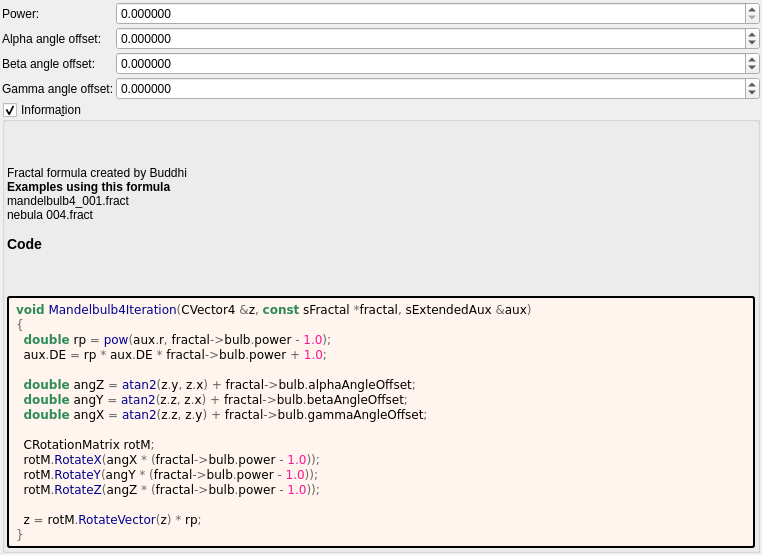
First picture: the form in mandelbulber2/formula/ui/mandelbulb4.ui, repository irinox-ctrl/mandelbulber2, before the edit.
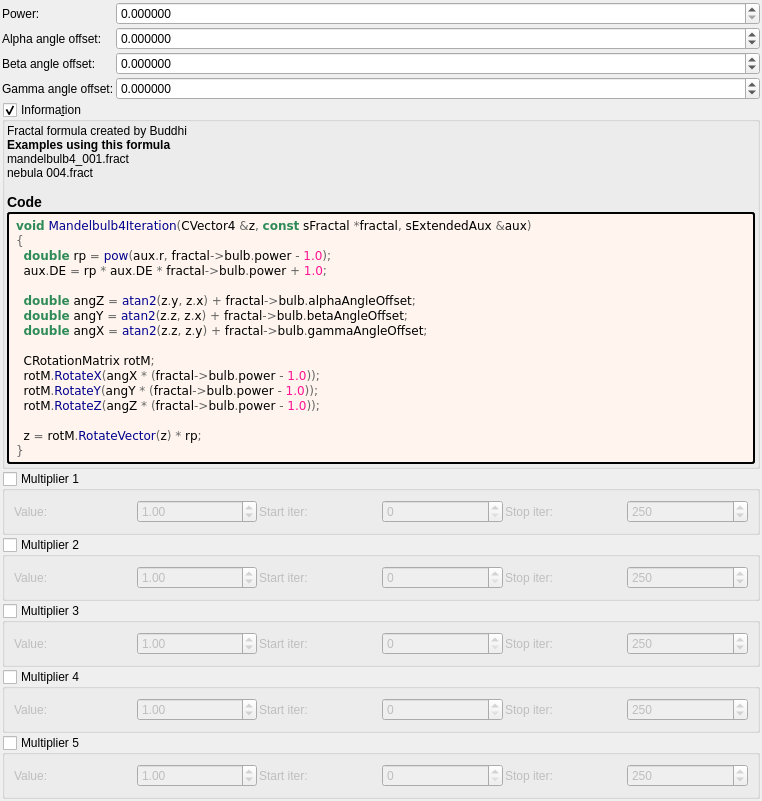
Second picture: the form after the edit. Custom widgets are drawn as their Qt base class.

Commit message:
feat: add 5 general-purpose multipliers to all 1007 fractal formulas
Each multiplier has:
- Checkbox (OFF by default)
- Value spinbox (default 1.0, range -100 to 100)
- Iteration start/stop range

Logic: z *= value; DE *= |value|;

Uses existing transformCommon parameters:
- Checkboxes: functionEnabledBx/By/Bz/Bw/CzFalse
- Values: scale4/5/6/8/16
- Ranges: startIterationsB-F/stopIterationsB-F

Modified 1007 .cpp (CPU), 1006 .cl (GPU), 1023 .ui files.
Both source (formula/) and deploy (deploy/share/) copies updated.

```diff
--- a/mandelbulber2/formula/ui/mandelbulb4.ui
+++ b/mandelbulber2/formula/ui/mandelbulb4.ui
@@ -261,6 +261,192 @@
      </layout>
     </widget>
    </item>
+   <item>
+    <widget class="MyGroupBox" name="groupCheck_transf_function_enabledBx_false">
+     <property name="title"><string>Multiplier 1</string></property>
+     <property name="checkable"><bool>true</bool></property>
+     <property name="checked"><bool>false</bool></property>
+     <layout class="QGridLayout" name="gridLayout_mult1">
+      <property name="spacing"><number>2</number></property>
+      <item row="0" column="0">
+       <widget class="QLabel"><property name="text"><string>Value:</string></property></widget>
+      </item>
+      <item row="0" column="1">
+       <widget class="MyDoubleSpinBox" name="spinbox_transf_scale_4">
+        <property name="minimum"><double>-100.0</double></property><property name="maximum"><double>100.0</double></property>
+        <property name="singleStep"><double>0.01</double></property><property name="value"><double>1.0</double></property>
+       </widget>
+      </item>
+      <item row="0" column="2">
+       <widget class="QLabel"><property name="text"><string>Start iter:</string></property></widget>
+      </item>
+      <item row="0" column="3">
+       <widget class="MySpinBox" name="spinboxInt_transf_start_iterations_B">
+        <property name="minimum"><number>0</number></property><property name="maximum"><number>10000</number></property>
+        <property name="value"><number>0</number></property>
+       </widget>
+      </item>
+      <item row="0" column="4">
+       <widget class="QLabel"><property name="text"><string>Stop iter:</string></property></widget>
+      </item>
+      <item row="0" column="5">
+       <widget class="MySpinBox" name="spinboxInt_transf_stop_iterations_B">
+        <property name="minimum"><number>0</number></property><property name="maximum"><number>10000</number></property>
+        <property name="value"><number>250</number></property>
+       </widget>
+      </item>
+     </layout>
+    </widget>
+   </item>
+   <item>
+    <widget class="MyGroupBox" name="groupCheck_transf_function_enabledBy_false">
+     <property name="title"><string>Multiplier 2</string></property>
+     <property name="checkable"><bool>true</bool></property>
+     <property name="checked"><bool>false</bool></property>
+     <layout class="QGridLayout" name="gridLayout_mult2">
+      <property name="spacing"><number>2</number></property>
+      <item row="0" column="0">
+       <widget class="QLabel"><property name="text"><string>Value:</string></property></widget>
+      </item>
+      <item row="0" column="1">
+       <widget class="MyDoubleSpinBox" name="spinbox_transf_scale_5">
+        <property name="minimum"><double>-100.0</double></property><property name="maximum"><double>100.0</double></property>
+        <property name="singleStep"><double>0.01</double></property><property name="value"><double>1.0</double></property>
+       </widget>
+      </item>
+      <item row="0" column="2">
+       <widget class="QLabel"><property name="text"><string>Start iter:</string></property></widget>
+      </item>
+      <item row="0" column="3">
+       <widget class="MySpinBox" name="spinboxInt_transf_start_iterations_C">
+        <property name="minimum"><number>0</number></property><property name="maximum"><number>10000</number></property>
+        <property name="value"><number>0</number></property>
+       </widget>
+      </item>
+      <item row="0" column="4">
+       <widget class="QLabel"><property name="text"><string>Stop iter:</string></property></widget>
+      </item>
+      <item row="0" column="5">
+       <widget class="MySpinBox" name="spinboxInt_transf_stop_iterations_C">
+        <property name="minimum"><number>0</number></property><property name="maximum"><number>10000</number></property>
+        <property name="value"><number>250</number></property>
+       </widget>
+      </item>
+     </layout>
+    </widget>
+   </item>
+   <item>
+    <widget class="MyGroupBox" name="groupCheck_transf_function_enabledBz_false">
+     <property name="title"><string>Multiplier 3</string></property>
+     <property name="checkable"><bool>true</bool></property>
+     <property name="checked"><bool>false</bool></property>
+     <layout class="QGridLayout" name="gridLayout_mult3">
+      <property name="spacing"><number>2</number></property>
+      <item row="0" column="0">
+       <widget class="QLabel"><property name="text"><string>Value:</string></property></widget>
+      </item>
+      <item row="0" column="1">
+       <widget class="MyDoubleSpinBox" name="spinbox_transf_scale_6">
+        <property name="minimum"><double>-100.0</double></property><property name="maximum"><double>100.0</double></property>
+        <property name="singleStep"><double>0.01</double></property><property name="value"><double>1.0</double></property>
+       </widget>
+      </item>
+      <item row="0" column="2">
+       <widget class="QLabel"><property name="text"><string>Start iter:</string></property></widget>
+      </item>
+      <item row="0" column="3">
+       <widget class="MySpinBox" name="spinboxInt_transf_start_iterations_D">
+        <property name="minimum"><number>0</number></property><property name="maximum"><number>10000</number></property>
+        <property name="value"><number>0</number></property>
+       </widget>
+      </item>
+      <item row="0" column="4">
+       <widget class="QLabel"><property name="text"><string>Stop iter:</string></property></widget>
+      </item>
+      <item row="0" column="5">
+       <widget class="MySpinBox" name="spinboxInt_transf_stop_iterations_D">
+        <property name="minimum"><number>0</number></property><property name="maximum"><number>10000</number></property>
+        <property name="value"><number>250</number></property>
+       </widget>
+      </item>
+     </layout>
+    </widget>
+   </item>
+   <item>
+    <widget class="MyGroupBox" name="groupCheck_transf_function_enabledBw_false">
+     <property name="title"><string>Multiplier 4</string></property>
+     <property name="checkable"><bool>true</bool></property>
+     <property name="checked"><bool>false</bool></property>
+     <layout class="QGridLayout" name="gridLayout_mult4">
+      <property name="spacing"><number>2</number></property>
+      <item row="0" column="0">
+       <widget class="QLabel"><property name="text"><string>Value:</string></property></widget>
+      </item>
+      <item row="0" column="1">
+       <widget class="MyDoubleSpinBox" name="spinbox_transf_scale_8">
+        <property name="minimum"><double>-100.0</double></property><property name="maximum"><double>100.0</double></property>
+        <property name="singleStep"><double>0.01</double></property><property name="value"><double>1.0</double></property>
+       </widget>
+      </item>
+      <item row="0" column="2">
+       <widget class="QLabel"><property name="text"><string>Start iter:</string></property></widget>
+      </item>
+      <item row="0" column="3">
+       <widget class="MySpinBox" name="spinboxInt_transf_start_iterations_E">
+        <property name="minimum"><number>0</number></property><property name="maximum"><number>10000</number></property>
+        <property name="value"><number>0</number></property>
+       </widget>
+      </item>
+      <item row="0" column="4">
+       <widget class="QLabel"><property name="text"><string>Stop iter:</string></property></widget>
+      </item>
+      <item row="0" column="5">
+       <widget class="MySpinBox" name="spinboxInt_transf_stop_iterations_E">
+        <property name="minimum"><number>0</number></property><property name="maximum"><number>10000</number></property>
+        <property name="value"><number>250</number></property>
+       </widget>
+      </item>
+     </layout>
+    </widget>
+   </item>
+   <item>
+    <widget class="MyGroupBox" name="groupCheck_transf_function_enabledCz_false">
+     <property name="title"><string>Multiplier 5</string></property>
+     <property name="checkable"><bool>true</bool></property>
+     <property name="checked"><bool>false</bool></property>
+     <layout class="QGridLayout" name="gridLayout_mult5">
+      <property name="spacing"><number>2</number></property>
+      <item row="0" column="0">
+       <widget class="QLabel"><property name="text"><string>Value:</string></property></widget>
+      </item>
+      <item row="0" column="1">
+       <widget class="MyDoubleSpinBox" name="spinbox_transf_scale_16">
+        <property name="minimum"><double>-100.0</double></property><property name="maximum"><double>100.0</double></property>
+        <property name="singleStep"><double>0.01</double></property><property name="value"><double>1.0</double></property>
+       </widget>
+      </item>
+      <item row="0" column="2">
+       <widget class="QLabel"><property name="text"><string>Start iter:</string></property></widget>
+      </item>
+      <item row="0" column="3">
+       <widget class="MySpinBox" name="spinboxInt_transf_start_iterations_F">
+        <property name="minimum"><number>0</number></property><property name="maximum"><number>10000</number></property>
+        <property name="value"><number>0</number></property>
+       </widget>
+      </item>
+      <item row="0" column="4">
+       <widget class="QLabel"><property name="text"><string>Stop iter:</string></property></widget>
+      </item>
+      <item row="0" column="5">
+       <widget class="MySpinBox" name="spinboxInt_transf_stop_iterations_F">
+        <property name="minimum"><number>0</number></property><property name="maximum"><number>10000</number></property>
+        <property name="value"><number>250</number></property>
+       </widget>
+      </item>
+     </layout>
+    </widget>
+   </item>
+
   </layout>
  </widget>
  <customwidgets>
@@ -275,6 +461,11 @@
    <header>my_group_box.h</header>
    <container>1</container>
   </customwidget>
+   <customwidget>
+   <class>MySpinBox</class>
+   <extends>QSpinBox</extends>
+   <header>my_spin_box.h</header>
+  </customwidget>
  </customwidgets>
  <tabstops>
   <tabstop>spinbox_power</tabstop>
```
The commit also changes 3972 other files.
